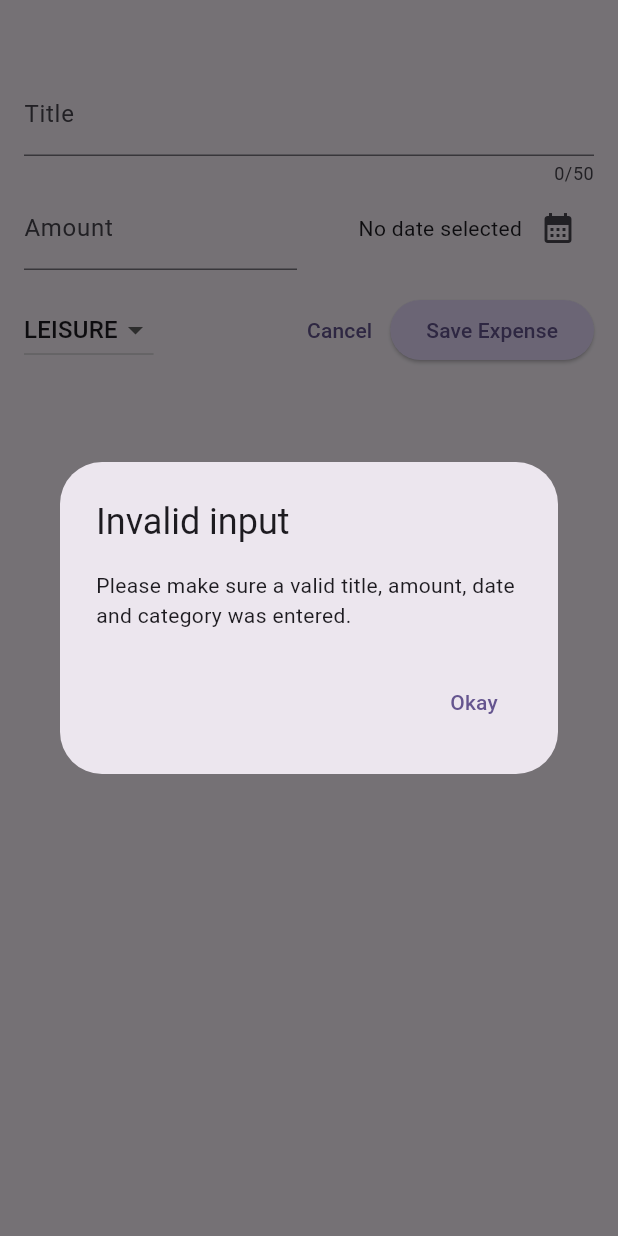
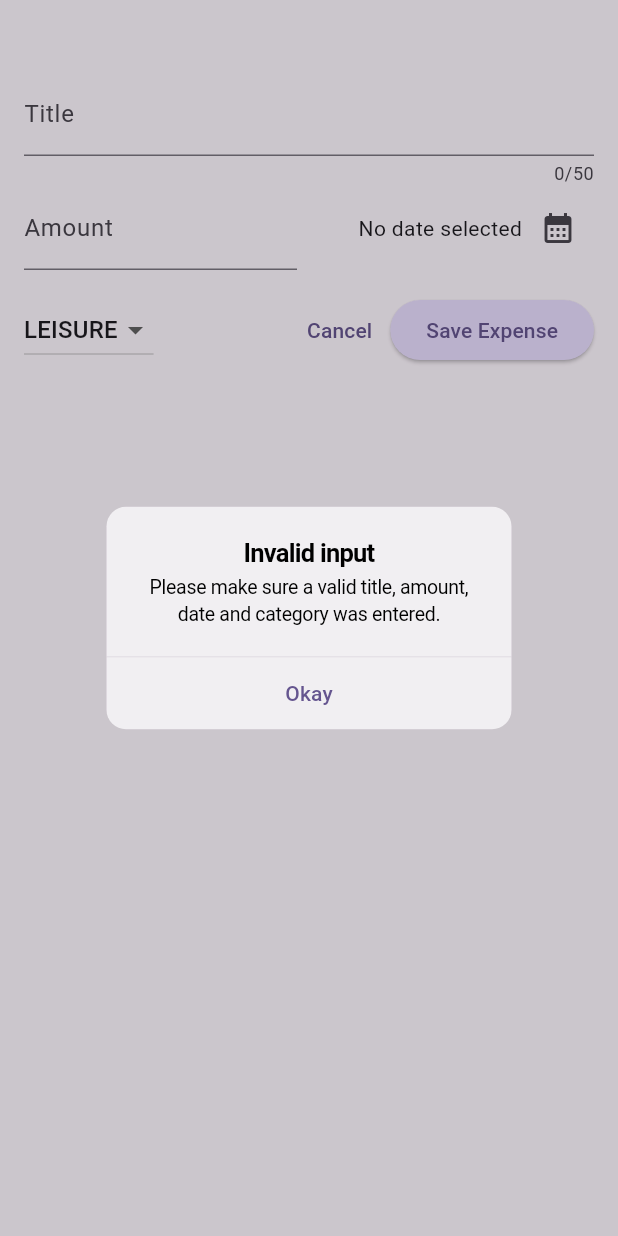
Before and after one commit to shossain786/my_expense_manager, a Flutter app: the NewExpense widget shown alone on an empty page, opened directly with empty values, after a tap on "Save Expense", on a phone screen of 412 x 824 dp. Run offline on Flutter 3.47's test engine with Material 3 defaults, Android fonts, the phone set to English and light mode, and no system bars.

Commit message:
look changes handled

```diff
--- a/lib/widgets/new_expense.dart
+++ b/lib/widgets/new_expense.dart
@@ -1,4 +1,8 @@
+import 'dart:io';
+
+import 'package:flutter/cupertino.dart';
 import 'package:flutter/material.dart';
+import 'package:flutter/widgets.dart';
 
 import '../model/expense.dart';
 
@@ -33,13 +37,25 @@ class _NewExpenseState extends State<NewExpense> {
     });
   }
 
-  void _submitExpenseData() {
-    final enteredAmount = double.tryParse(_amountController
-        .text); // tryParse('Hello') => null, tryParse('1.12') => 1.12
-    final amountIsInvalid = enteredAmount == null || enteredAmount <= 0;
-    if (_titleController.text.trim().isEmpty ||
-        amountIsInvalid ||
-        _selectedDate == null) {
+  void _showDialog() {
+    if (Platform.isAndroid) {
+      showCupertinoDialog(
+        context: context,
+        builder: (context) => CupertinoAlertDialog(
+          title: const Text('Invalid input'),
+          content: const Text(
+              'Please make sure a valid title, amount, date and category was entered.'),
+          actions: [
+            TextButton(
+              onPressed: () {
+                Navigator.pop(context);
+              },
+              child: const Text('Okay'),
+            ),
+          ],
+        ),
+      );
+    } else {
       showDialog(
         context: context,
         builder: (ctx) => AlertDialog(
@@ -56,6 +72,17 @@ class _NewExpenseState extends State<NewExpense> {
           ],
         ),
       );
+    }
+  }
+
+  void _submitExpenseData() {
+    final enteredAmount = double.tryParse(_amountController
+        .text); // tryParse('Hello') => null, tryParse('1.12') => 1.12
+    final amountIsInvalid = enteredAmount == null || enteredAmount <= 0;
+    if (_titleController.text.trim().isEmpty ||
+        amountIsInvalid ||
+        _selectedDate == null) {
+      _showDialog();
       return;
     }
 
@@ -79,10 +106,44 @@ class _NewExpenseState extends State<NewExpense> {
 
   @override
   Widget build(BuildContext context) {
-    return Padding(
-      padding: const EdgeInsets.fromLTRB(16, 48, 16, 16),
+    final keyWordSpace = MediaQuery.of(context).viewInsets.bottom;
+    return LayoutBuilder(
+      builder: (context, constraints) {
+        final width = constraints.maxWidth;
+        return SizedBox(
+          height: double.infinity,
+          child: SingleChildScrollView(
+            child: Padding(
+              padding: EdgeInsets.fromLTRB(16, 48, 16, keyWordSpace + 16),
               child: Column(
                 children: [
+                  if (width > 600)
+                    Row(
+                      crossAxisAlignment: CrossAxisAlignment.start,
+                      children: [
+                        Expanded(
+                          child: TextField(
+                            controller: _titleController,
+                            maxLength: 50,
+                            decoration: const InputDecoration(
+                              label: Text('Title'),
+                            ),
+                          ),
+                        ),
+                        const SizedBox(width: 20),
+                        Expanded(
+                          child: TextField(
+                            controller: _amountController,
+                            keyboardType: TextInputType.number,
+                            decoration: const InputDecoration(
+                              prefixText: '\$ ',
+                              label: Text('Amount'),
+                            ),
+                          ),
+                        ),
+                      ],
+                    )
+                  else
                     TextField(
                       controller: _titleController,
                       maxLength: 50,
@@ -90,6 +151,53 @@ class _NewExpenseState extends State<NewExpense> {
                         label: Text('Title'),
                       ),
                     ),
+                  if (width > 600)
+                    Row(
+                      children: [
+                        DropdownButton(
+                          value: _selectedCategory,
+                          items: Category.values
+                              .map(
+                                (category) => DropdownMenuItem(
+                                  value: category,
+                                  child: Text(
+                                    category.name.toUpperCase(),
+                                  ),
+                                ),
+                              )
+                              .toList(),
+                          onChanged: (value) {
+                            if (value == null) {
+                              return;
+                            }
+                            setState(() {
+                              _selectedCategory = value;
+                            });
+                          },
+                        ),
+                        const SizedBox(width: 20),
+                        Expanded(
+                          child: Row(
+                            mainAxisAlignment: MainAxisAlignment.end,
+                            crossAxisAlignment: CrossAxisAlignment.center,
+                            children: [
+                              Text(
+                                _selectedDate == null
+                                    ? 'No date selected'
+                                    : formatter.format(_selectedDate!),
+                              ),
+                              IconButton(
+                                onPressed: _presentDatePicker,
+                                icon: const Icon(
+                                  Icons.calendar_month,
+                                ),
+                              ),
+                            ],
+                          ),
+                        ),
+                      ],
+                    )
+                  else
                     Row(
                       children: [
                         Expanded(
@@ -127,6 +235,7 @@ class _NewExpenseState extends State<NewExpense> {
                   const SizedBox(height: 16),
                   Row(
                     children: [
+                      if (width < 600)
                         DropdownButton(
                           value: _selectedCategory,
                           items: Category.values
@@ -163,6 +272,10 @@ class _NewExpenseState extends State<NewExpense> {
                   ),
                 ],
               ),
+            ),
+          ),
+        );
+      },
     );
   }
 }
```
Lines whose indentation alone changed are shown as unchanged.
